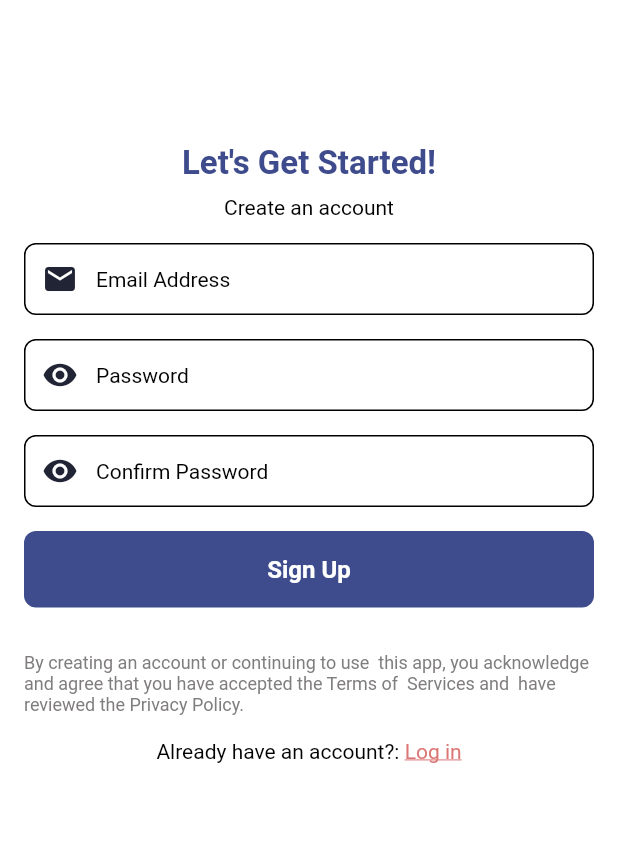
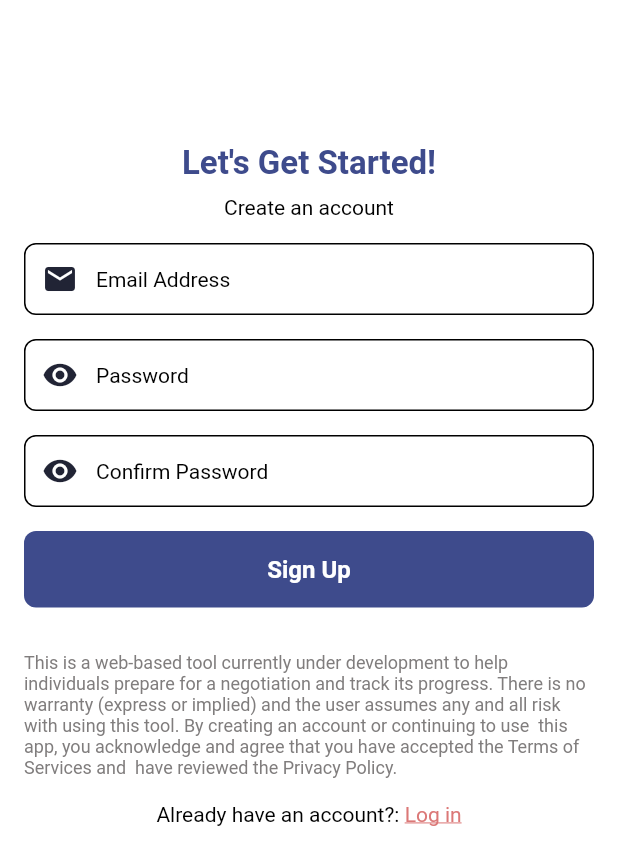
Before and after one commit to Spaghetti-Code-Inc/Negotiation-Planner, a Flutter app: the Register screen opened directly with empty values, on a phone screen of 412 x 824 dp. Shown: the top 865 px of the screen. Run offline on Flutter 3.47's test engine with Material 2 defaults, Android fonts, the phone set to English and light mode, and no system bars; our stand-ins replace cloud_firestore, email_validator, firebase_auth, firebase_core; accounts and stored records are empty.

Commit message:
style changes

```diff
--- a/lib/authentication/Register.dart
+++ b/lib/authentication/Register.dart
@@ -268,7 +268,7 @@ class _RegisterState extends State<Register> {
               const Padding(
                 padding: EdgeInsets.fromLTRB(0, 30, 0, 0),
                 child: Text(
-                  "By creating an account or continuing to use  this app, you acknowledge and agree that you have accepted the Terms of  Services and  have reviewed the Privacy Policy.",
+                  "This is a web-based tool currently under development to help individuals prepare for a negotiation and track its progress. There is no warranty (express or implied) and the user assumes any and all risk with using this tool. By creating an account or continuing to use  this app, you acknowledge and agree that you have accepted the Terms of Services and  have reviewed the Privacy Policy.",
                   textAlign: TextAlign.start,
                   overflow: TextOverflow.clip,
                   style: TextStyle(
```
